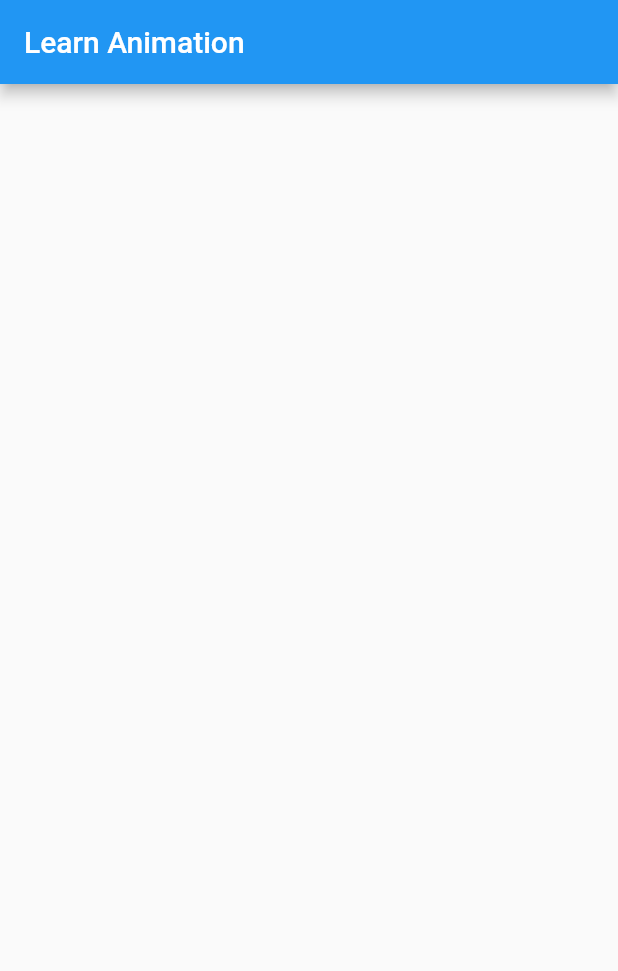
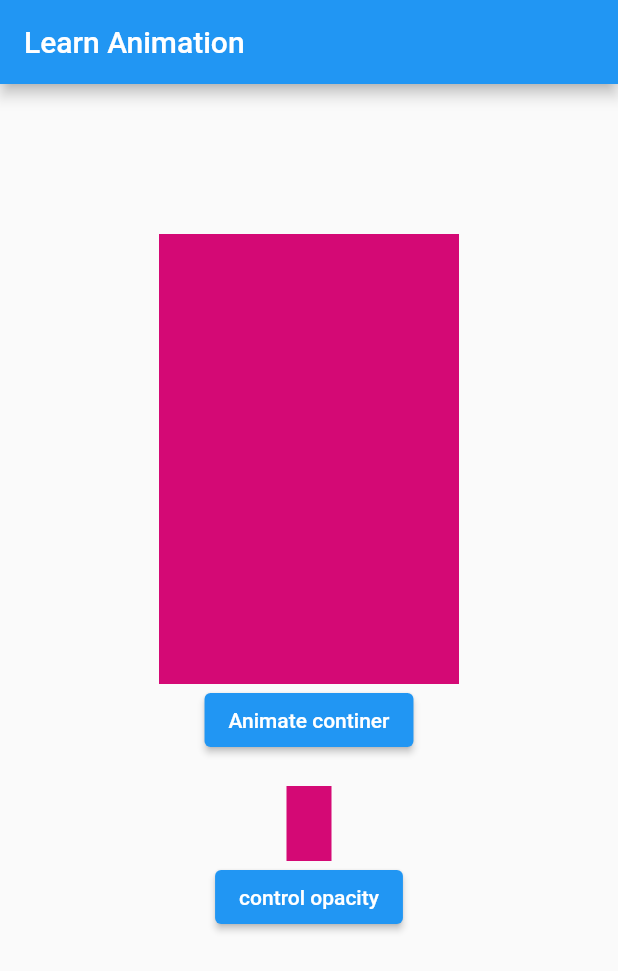
Before and after one commit to developython14/rightedu_mobile_version, a Flutter app: the screen it shows after launch, on a phone screen of 412 x 824 dp. Shown: the top 971 px of the screen. Run offline on Flutter 3.47's test engine with Material 2 defaults, Android fonts, the phone set to English and light mode, and no system bars; our stand-ins replace audioplayers, camera, convex_bottom_bar, email_validator, file_picker, fl_chart and 9 more; missing offline and left inert: awesome_card, dart:ffi, flutter_sound_lite.

Commit message:
work on animation in flutter

```diff
--- a/lib/profile/pages/statcomponant/voice.dart
+++ b/lib/profile/pages/statcomponant/voice.dart
@@ -12,10 +12,13 @@ class mustapha extends StatefulWidget {
 }
 
 class _mustaphaState extends State<mustapha> {
-  Color _color = Colors.green;
-  double width = 200;
-  double height = 300;
+  Color _color = Color.fromARGB(255, 212, 9, 117);
+  double _width = 200;
+  double _height = 300;
   Duration duree = Duration(seconds: 5);
+  bool isanimated = false;
+  bool isanimated1 = false;
+  double _opacity = 1;
 
   @override
   Widget build(BuildContext context) {
@@ -24,7 +27,65 @@ class _mustaphaState extends State<mustapha> {
         title: Text('Learn Animation'),
       ),
       body: Center(
-        child: AnimatedContainer(duration: duree),
+        child: Column(
+          children: [
+            SizedBox(
+              height: 100,
+            ),
+            AnimatedContainer(
+              duration: duree,
+              width: _width,
+              height: _height,
+              color: _color,
+            ),
+            ElevatedButton(
+                onPressed: () {
+                  if (isanimated == false) {
+                    setState(() {
+                      _width = 350;
+                      _height = 500;
+                      _color = Color.fromARGB(255, 197, 89, 82);
+                      isanimated = true;
+                    });
+                  } else {
+                    setState(() {
+                      _width = 200;
+                      _height = 300;
+                      _color = Color.fromARGB(255, 184, 255, 186);
+                      isanimated = false;
+                    });
+                  }
+                },
+                child: Text('Animate continer')),
+            SizedBox(
+              height: 20,
+            ),
+            AnimatedOpacity(
+              opacity: _opacity,
+              duration: duree,
+              child: Container(
+                width: 30,
+                height: 50,
+                color: _color,
+              ),
+            ),
+            ElevatedButton(
+                onPressed: () {
+                  if (isanimated1 == false) {
+                    setState(() {
+                      _opacity = 0;
+                      isanimated1 = true;
+                    });
+                  } else {
+                    setState(() {
+                      _opacity = 1;
+                      isanimated1 = false;
+                    });
+                  }
+                },
+                child: Text('control opacity'))
+          ],
+        ),
       ),
     );
   }
```
